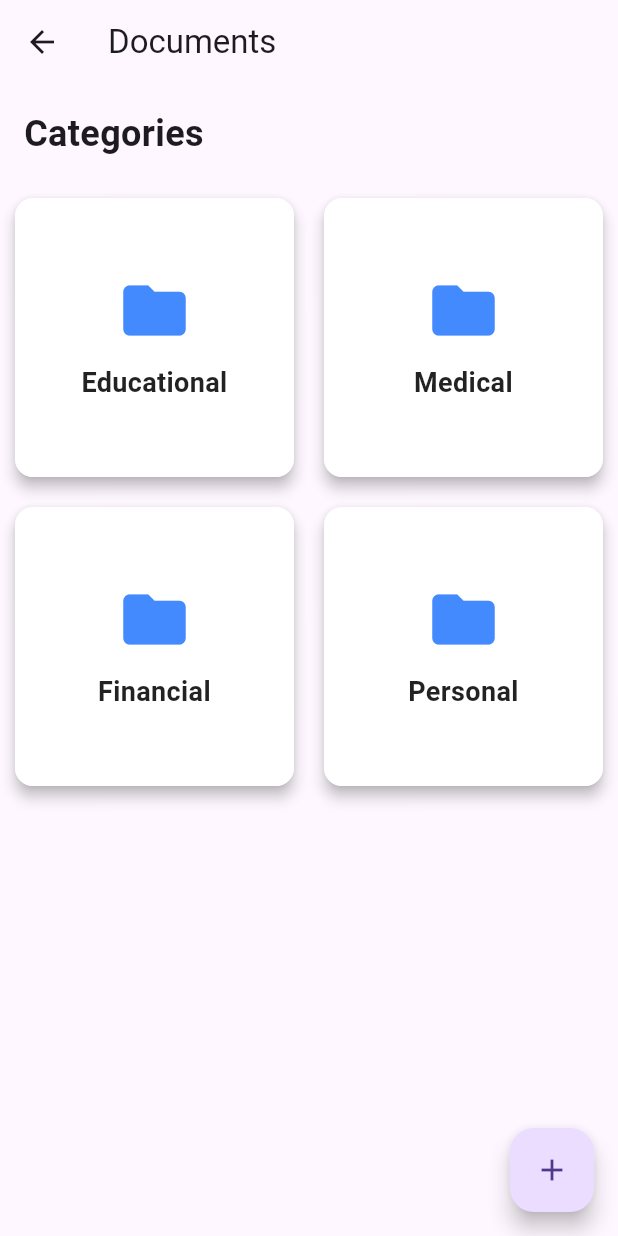
After one commit to shahriarkabir280/Labratory, a Flutter app: the documentStoragePage screen opened directly, on a phone screen of 412 x 824 dp. The commit adds this screen. Run offline on Flutter 3.47's test engine with Material 3 defaults, Android fonts, the phone set to English and light mode, and no system bars; our stand-ins replace file_picker, syncfusion_flutter_calendar.

Commit message:
Added document storing related file

```diff
--- /dev/null
+++ b/testapp/lib/features/Document store/document_storage_page.dart
@@ -0,0 +1,92 @@
+import 'package:flutter/material.dart';
+import 'package:testapp/features/Document store/category_page.dart';
+import 'package:testapp/widgets/grid_view_tile.dart';
+
+class documentStoragePage extends StatefulWidget {
+  @override
+  _DocumentStoragePageState createState() => _DocumentStoragePageState();
+}
+
+class _DocumentStoragePageState extends State<documentStoragePage> {
+  // List to hold the categories
+  List<String> categories = ['Educational', 'Medical', 'Financial', 'Personal'];
+
+  // Function to add a new category
+  void _addCategory(String newCategory) {
+    setState(() {
+      categories.add(newCategory);
+    });
+  }
+
+  // Show dialog for creating a new category
+  void _showAddCategoryDialog(BuildContext context) {
+    final TextEditingController _categoryController = TextEditingController();
+
+    showDialog(
+      context: context,
+      builder: (context) {
+        return AlertDialog(
+          title: Text('Create New Category'),
+          content: TextField(
+            controller: _categoryController,
+            decoration: InputDecoration(hintText: 'Enter category name'),
+          ),
+          actions: [
+            TextButton(
+              onPressed: () {
+                Navigator.pop(context);
+              },
+              child: Text('Cancel'),
+            ),
+            TextButton(
+              onPressed: () {
+                String newCategory = _categoryController.text.trim();
+                if (newCategory.isNotEmpty) {
+                  _addCategory(newCategory);
+                  Navigator.pop(context);
+                }
+              },
+              child: Text('OK'),
+            ),
+          ],
+        );
+      },
+    );
+  }
+
+  @override
+  Widget build(BuildContext context) {
+    return Scaffold(
+      appBar: AppBar(
+        title: Text("Documents"),
+        leading: IconButton(
+          icon: Icon(Icons.arrow_back),
+          onPressed: () => Navigator.pop(context),
+        ),
+      ),
+      body: Column(
+        crossAxisAlignment: CrossAxisAlignment.start,
+        children: [
+          Padding(
+            padding: const EdgeInsets.all(16.0),
+            child: Text("Categories", style: TextStyle(fontSize: 24, fontWeight: FontWeight.bold)),
+          ),
+          Expanded(
+            child: GridView.count(
+              crossAxisCount: 2,
+              children: categories.map((category) {
+                return GridViewTile(category: category);
+              }).toList(),
+            ),
+          ),
+        ],
+      ),
+      floatingActionButton: FloatingActionButton(
+        onPressed: () {
+          _showAddCategoryDialog(context); // Show the dialog to create a new category
+        },
+        child: Icon(Icons.add),
+      ),
+    );
+  }
+}
--- a/testapp/lib/main.dart
+++ b/testapp/lib/main.dart
@@ -1,6 +1,7 @@
 import 'package:flutter/material.dart';
 import 'package:testapp/features/splashScreen.dart';
 import 'package:testapp/authentications/loginScreen.dart';
+//import 'package:testapp/document_storage_page.dart';
 
 
 
--- /dev/null
+++ b/testapp/lib/widgets/grid_view_tile.dart
@@ -0,0 +1,63 @@
+import 'package:flutter/material.dart';
+import 'package:testapp/features/Document store/category_page.dart';
+
+class GridViewTile extends StatelessWidget {
+  final String category;
+
+  GridViewTile({required this.category});
+
+  @override
+  Widget build(BuildContext context) {
+    return Card(
+      elevation: 4.0, // Adds shadow to make it look elevated
+      shape: RoundedRectangleBorder(
+        borderRadius: BorderRadius.circular(12), // Rounded corners for a softer look
+      ),
+      margin: EdgeInsets.all(10), // Add some spacing between grid items
+      child: InkWell(
+        borderRadius: BorderRadius.circular(12), // Makes the tap area have rounded corners as well
+        onTap: () {
+          Navigator.push(
+            context,
+            MaterialPageRoute(builder: (_) => CategoryPage(categoryName: category)),
+          );
+        },
+        child: Container(
+          padding: EdgeInsets.all(16),
+          decoration: BoxDecoration(
+            color: Colors.white, // Background color of the card
+            borderRadius: BorderRadius.circular(12), // Round the corners for the background
+            boxShadow: [
+              BoxShadow(
+                color: Colors.grey.withOpacity(0.1), // Light shadow
+                blurRadius: 8, // Blur radius for the shadow
+                offset: Offset(0, 4), // Offset for the shadow
+              ),
+            ],
+          ),
+          child: Column(
+            mainAxisAlignment: MainAxisAlignment.center,
+            crossAxisAlignment: CrossAxisAlignment.center,
+            children: [
+              Icon(
+                Icons.folder,
+                size: 50,
+                color: Colors.blueAccent, // Custom icon color
+              ),
+              SizedBox(height: 10), // Space between icon and text
+              Text(
+                category,
+                style: TextStyle(
+                  fontSize: 18,
+                  fontWeight: FontWeight.bold, // Make category name bold
+                  color: Colors.black87, // Text color
+                ),
+                textAlign: TextAlign.center, // Center the text
+              ),
+            ],
+          ),
+        ),
+      ),
+    );
+  }
+}
```
Also changed, not shown: testapp/lib/features/Document store/category_page.dart (added, +123 -0 lines), testapp/lib/features/Document store/folder_page.dart (added, +156 -0 lines), testapp/lib/features/mainHomepage.dart (+9 -1 lines), testapp/lib/widgets/file_menu.dart (added, +90 -0 lines), testapp/lib/widgets/folder_creation_popup.dart (added, +43 -0 lines), testapp/lib/widgets/recent_files_list.dart (added, +29 -0 lines), testapp/pubspec.yaml (+3 -5 lines), testapp/pubspec.lock, 3 other files.
